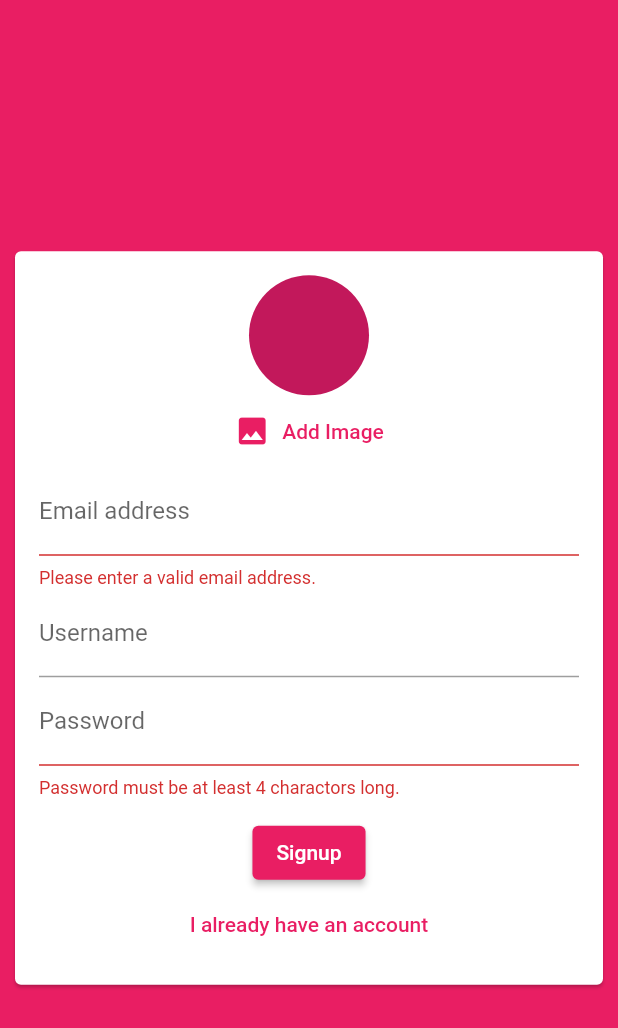
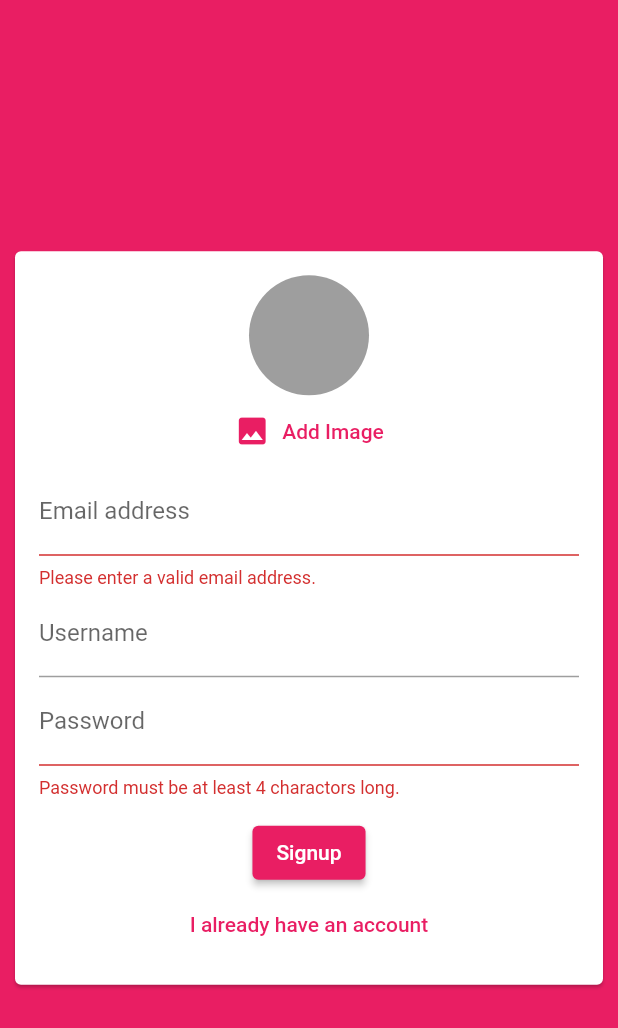
Before and after one commit to gentixyann/fluChat, a Flutter app: the screen it shows after launch, after a tap on "Login", after a tap on "Create new account", after a tap on "Add Image", on a phone screen of 412 x 824 dp. Shown: the top 1028 px of the screen. Run offline on Flutter 3.47's test engine with Material 2 defaults, Android fonts, the phone set to English and light mode, and no system bars; our stand-ins replace cloud_firestore, firebase_auth, firebase_core, image_picker; accounts and stored records are empty.

Commit message:
image_pickerでアイコン画像表示

```diff
--- a/lib/widgets/auth/auth_form.dart
+++ b/lib/widgets/auth/auth_form.dart
@@ -1,4 +1,6 @@
 import 'package:flutter/material.dart';
+
+import '../pickers/user_image_picker.dart';
 
 class AuthForm extends StatefulWidget {
   AuthForm(
@@ -55,17 +57,7 @@ class _AuthFormState extends State<AuthForm> {
               child: Column(
                 mainAxisSize: MainAxisSize.min,
                 children: <Widget>[
-                  CircleAvatar(
-                    radius: 40,
-                  ),
-                  TextButton.icon(
-                    onPressed: () {},
-                    icon: Icon(Icons.image),
-                    label: Text(
-                      'Add Image',
-                      style: TextStyle(color: Theme.of(context).primaryColor),
-                    ),
-                  ),
+                  if (!_isLogin) UserImagePicker(),
                   TextFormField(
                     key: ValueKey('email'),
                     validator: (value) {
--- a/lib/widgets/chat/new_message.dart
+++ b/lib/widgets/chat/new_message.dart
@@ -13,7 +13,7 @@ class _NewMessageState extends State<NewMessage> {
 
   void _sendMessage() async {
     FocusScope.of(context).unfocus();
-    final user = await FirebaseAuth.instance.currentUser;
+    final user = FirebaseAuth.instance.currentUser;
     final userData = await FirebaseFirestore.instance
         .collection('users')
         .doc(user.uid)
--- /dev/null
+++ b/lib/widgets/pickers/user_image_picker.dart
@@ -0,0 +1,42 @@
+import 'dart:io';
+import 'package:flutter/material.dart';
+import 'package:image_picker/image_picker.dart';
+
+class UserImagePicker extends StatefulWidget {
+  @override
+  _UserImagePickerState createState() => _UserImagePickerState();
+}
+
+class _UserImagePickerState extends State<UserImagePicker> {
+  File _pickedImage;
+  void _pickImage() async {
+    final pickedImage =
+        await ImagePicker().getImage(source: ImageSource.gallery);
+    final pickedImageFile = File(pickedImage.path);
+    setState(() {
+      _pickedImage = pickedImageFile;
+    });
+  }
+
+  @override
+  Widget build(BuildContext context) {
+    return Column(
+      children: <Widget>[
+        CircleAvatar(
+          radius: 40,
+          backgroundColor: Colors.grey,
+          backgroundImage:
+              _pickedImage != null ? FileImage(_pickedImage) : null,
+        ),
+        TextButton.icon(
+          onPressed: _pickImage,
+          icon: Icon(Icons.image),
+          label: Text(
+            'Add Image',
+            style: TextStyle(color: Theme.of(context).primaryColor),
+          ),
+        ),
+      ],
+    );
+  }
+}
--- a/pubspec.yaml
+++ b/pubspec.yaml
@@ -31,6 +31,7 @@ dependencies:
   firebase_core: ^0.7.0
   cloud_firestore: ^0.16.0+1
   firebase_auth: ^0.20.1
+  image_picker: ^0.6.7+22
 
 dev_dependencies:
   flutter_test:
```
Also changed, not shown: pubspec.lock, 2 other files.
